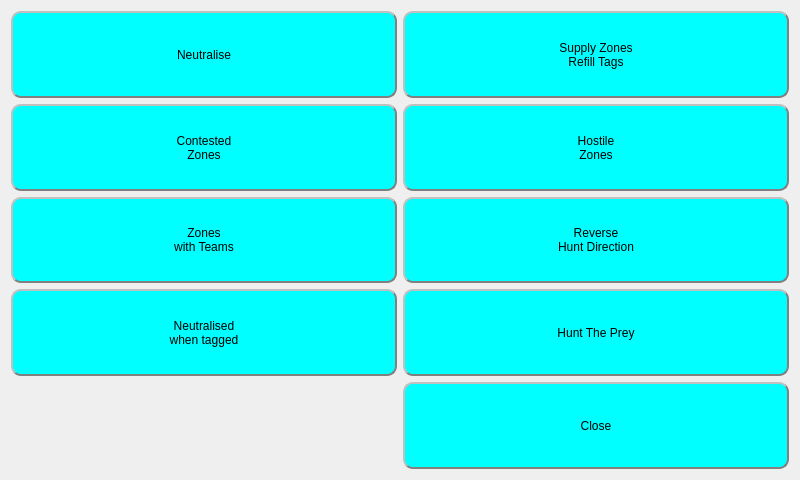
This is FlagsWindow.ui in rmick/Combobulator as Qt 5 draws it before an edit. The edited form follows.
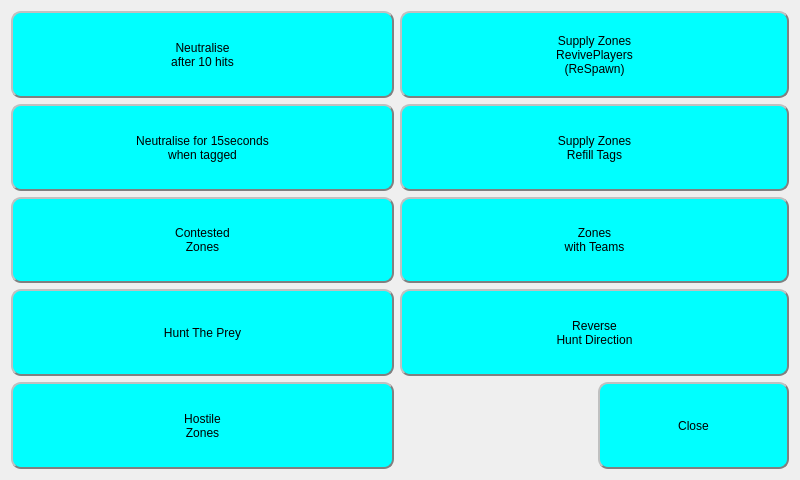
This is the edited form.

Commit message: Fixed issues with Flags window not recalling correct settings. Added PackedFlags to Save/Load routines.

Diff of the .ui file:
```diff
--- a/FlagsWindow.ui
+++ b/FlagsWindow.ui
@@ -35,237 +35,26 @@
  }</string>
   </property>
   <layout class="QGridLayout" name="gridLayout">
-   <item row="0" column="0">
-    <widget class="QPushButton" name="btn_Neutralise">
+   <item row="3" column="0" colspan="2">
+    <widget class="QPushButton" name="btn_HuntThePrey">
      <property name="sizePolicy">
-      <sizepolicy hsizetype="Preferred" vsizetype="Preferred">
+      <sizepolicy hsizetype="Minimum" vsizetype="Preferred">
        <horstretch>0</horstretch>
        <verstretch>0</verstretch>
       </sizepolicy>
      </property>
-     <property name="palette">
-      <palette>
-       <active>
-        <colorrole role="Button">
-         <brush brushstyle="SolidPattern">
-          <color alpha="255">
-           <red>0</red>
-           <green>255</green>
-           <blue>255</blue>
-          </color>
-         </brush>
-        </colorrole>
-        <colorrole role="Base">
-         <brush brushstyle="SolidPattern">
-          <color alpha="255">
-           <red>0</red>
-           <green>255</green>
-           <blue>255</blue>
-          </color>
-         </brush>
-        </colorrole>
-        <colorrole role="Window">
-         <brush brushstyle="SolidPattern">
-          <color alpha="255">
-           <red>0</red>
-           <green>255</green>
-           <blue>255</blue>
-          </color>
-         </brush>
-        </colorrole>
-       </active>
-       <inactive>
-        <colorrole role="Button">
-         <brush brushstyle="SolidPattern">
-          <color alpha="255">
-           <red>0</red>
-           <green>255</green>
-           <blue>255</blue>
-          </color>
-         </brush>
-        </colorrole>
-        <colorrole role="Base">
-         <brush brushstyle="SolidPattern">
-          <color alpha="255">
-           <red>0</red>
-           <green>255</green>
-           <blue>255</blue>
-          </color>
-         </brush>
-        </colorrole>
-        <colorrole role="Window">
-         <brush brushstyle="SolidPattern">
-          <color alpha="255">
-           <red>0</red>
-           <green>255</green>
-           <blue>255</blue>
-          </color>
-         </brush>
-        </colorrole>
-       </inactive>
-       <disabled>
-        <colorrole role="Button">
-         <brush brushstyle="SolidPattern">
-          <color alpha="255">
-           <red>200</red>
-           <green>230</green>
-           <blue>230</blue>
-          </color>
-         </brush>
-        </colorrole>
-        <colorrole role="Base">
-         <brush brushstyle="SolidPattern">
-          <color alpha="255">
-           <red>200</red>
-           <green>230</green>
-           <blue>230</blue>
-          </color>
-         </brush>
-        </colorrole>
-        <colorrole role="Window">
-         <brush brushstyle="SolidPattern">
-          <color alpha="255">
-           <red>200</red>
-           <green>230</green>
-           <blue>230</blue>
-          </color>
-         </brush>
-        </colorrole>
-       </disabled>
-      </palette>
-     </property>
-     <property name="styleSheet">
-      <string notr="true"/>
-     </property>
      <property name="text">
-      <string>Neutralise</string>
+      <string>Hunt The Prey</string>
      </property>
      <property name="checkable">
       <bool>true</bool>
      </property>
-     <property name="checked">
-      <bool>false</bool>
-     </property>
      <property name="autoDefault">
       <bool>false</bool>
      </property>
     </widget>
    </item>
-   <item row="0" column="1">
-    <widget class="QPushButton" name="btn_SupplyZonesRefillTags">
-     <property name="sizePolicy">
-      <sizepolicy hsizetype="Preferred" vsizetype="Preferred">
-       <horstretch>0</horstretch>
-       <verstretch>0</verstretch>
-      </sizepolicy>
-     </property>
-     <property name="palette">
-      <palette>
-       <active>
-        <colorrole role="Button">
-         <brush brushstyle="SolidPattern">
-          <color alpha="255">
-           <red>0</red>
-           <green>255</green>
-           <blue>255</blue>
-          </color>
-         </brush>
-        </colorrole>
-        <colorrole role="Base">
-         <brush brushstyle="SolidPattern">
-          <color alpha="255">
-           <red>0</red>
-           <green>255</green>
-           <blue>255</blue>
-          </color>
-         </brush>
-        </colorrole>
-        <colorrole role="Window">
-         <brush brushstyle="SolidPattern">
-          <color alpha="255">
-           <red>0</red>
-           <green>255</green>
-           <blue>255</blue>
-          </color>
-         </brush>
-        </colorrole>
-       </active>
-       <inactive>
-        <colorrole role="Button">
-         <brush brushstyle="SolidPattern">
-          <color alpha="255">
-           <red>0</red>
-           <green>255</green>
-           <blue>255</blue>
-          </color>
-         </brush>
-        </colorrole>
-        <colorrole role="Base">
-         <brush brushstyle="SolidPattern">
-          <color alpha="255">
-           <red>0</red>
-           <green>255</green>
-           <blue>255</blue>
-          </color>
-         </brush>
-        </colorrole>
-        <colorrole role="Window">
-         <brush brushstyle="SolidPattern">
-          <color alpha="255">
-           <red>0</red>
-           <green>255</green>
-           <blue>255</blue>
-          </color>
-         </brush>
-        </colorrole>
-       </inactive>
-       <disabled>
-        <colorrole role="Button">
-         <brush brushstyle="SolidPattern">
-          <color alpha="255">
-           <red>200</red>
-           <green>230</green>
-           <blue>230</blue>
-          </color>
-         </brush>
-        </colorrole>
-        <colorrole role="Base">
-         <brush brushstyle="SolidPattern">
-          <color alpha="255">
-           <red>200</red>
-           <green>230</green>
-           <blue>230</blue>
-          </color>
-         </brush>
-        </colorrole>
-        <colorrole role="Window">
-         <brush brushstyle="SolidPattern">
-          <color alpha="255">
-           <red>200</red>
-           <green>230</green>
-           <blue>230</blue>
-          </color>
-         </brush>
-        </colorrole>
-       </disabled>
-      </palette>
-     </property>
-     <property name="styleSheet">
-      <string notr="true"/>
-     </property>
-     <property name="text">
-      <string>Supply Zones
-Refill Tags</string>
-     </property>
-     <property name="checkable">
-      <bool>true</bool>
-     </property>
-     <property name="autoDefault">
-      <bool>false</bool>
-     </property>
-    </widget>
-   </item>
-   <item row="1" column="0">
+   <item row="2" column="0" colspan="2">
     <widget class="QPushButton" name="btn_ContestedZones">
      <property name="sizePolicy">
       <sizepolicy hsizetype="Preferred" vsizetype="Preferred">
@@ -379,121 +168,25 @@
      </property>
     </widget>
    </item>
-   <item row="1" column="1">
-    <widget class="QPushButton" name="btn_HostileZones">
+   <item row="0" column="2" colspan="2">
+    <widget class="QPushButton" name="btn_SupplyZonesReSpawn">
      <property name="sizePolicy">
-      <sizepolicy hsizetype="Preferred" vsizetype="Preferred">
+      <sizepolicy hsizetype="Minimum" vsizetype="Preferred">
        <horstretch>0</horstretch>
        <verstretch>0</verstretch>
       </sizepolicy>
      </property>
-     <property name="palette">
-      <palette>
-       <active>
-        <colorrole role="Button">
-         <brush brushstyle="SolidPattern">
-          <color alpha="255">
-           <red>0</red>
-           <green>255</green>
-           <blue>255</blue>
-          </color>
-         </brush>
-        </colorrole>
-        <colorrole role="Base">
-         <brush brushstyle="SolidPattern">
-          <color alpha="255">
-           <red>0</red>
-           <green>255</green>
-           <blue>255</blue>
-          </color>
-         </brush>
-        </colorrole>
-        <colorrole role="Window">
-         <brush brushstyle="SolidPattern">
-          <color alpha="255">
-           <red>0</red>
-           <green>255</green>
-           <blue>255</blue>
-          </color>
-         </brush>
-        </colorrole>
-       </active>
-       <inactive>
-        <colorrole role="Button">
-         <brush brushstyle="SolidPattern">
-          <color alpha="255">
-           <red>0</red>
-           <green>255</green>
-           <blue>255</blue>
-          </color>
-         </brush>
-        </colorrole>
-        <colorrole role="Base">
-         <brush brushstyle="SolidPattern">
-          <color alpha="255">
-           <red>0</red>
-           <green>255</green>
-           <blue>255</blue>
-          </color>
-         </brush>
-        </colorrole>
-        <colorrole role="Window">
-         <brush brushstyle="SolidPattern">
-          <color alpha="255">
-           <red>0</red>
-           <green>255</green>
-           <blue>255</blue>
-          </color>
-         </brush>
-        </colorrole>
-       </inactive>
-       <disabled>
-        <colorrole role="Button">
-         <brush brushstyle="SolidPattern">
-          <color alpha="255">
-           <red>200</red>
-           <green>230</green>
-           <blue>230</blue>
-          </color>
-         </brush>
-        </colorrole>
-        <colorrole role="Base">
-         <brush brushstyle="SolidPattern">
-          <color alpha="255">
-           <red>200</red>
-           <green>230</green>
-           <blue>230</blue>
-          </color>
-         </brush>
-        </colorrole>
-        <colorrole role="Window">
-         <brush brushstyle="SolidPattern">
-          <color alpha="255">
-           <red>200</red>
-           <green>230</green>
-           <blue>230</blue>
-          </color>
-         </brush>
-        </colorrole>
-       </disabled>
-      </palette>
-     </property>
-     <property name="styleSheet">
-      <string notr="true"/>
-     </property>
      <property name="text">
-      <string>Hostile
-Zones</string>
+      <string>Supply Zones
+RevivePlayers
+(ReSpawn)</string>
      </property>
      <property name="checkable">
       <bool>true</bool>
      </property>
-     <property name="autoDefault">
-      <bool>false</bool>
-     </property>
     </widget>
    </item>
-   <item row="2" column="0">
+   <item row="2" column="2" colspan="2">
     <widget class="QPushButton" name="btn_ZonesWithTeams">
      <property name="sizePolicy">
       <sizepolicy hsizetype="Preferred" vsizetype="Preferred">
@@ -607,7 +300,349 @@
      </property>
     </widget>
    </item>
-   <item row="2" column="1">
+   <item row="1" column="2" colspan="2">
+    <widget class="QPushButton" name="btn_SupplyZonesRefillTags">
+     <property name="sizePolicy">
+      <sizepolicy hsizetype="Preferred" vsizetype="Preferred">
+       <horstretch>0</horstretch>
+       <verstretch>0</verstretch>
+      </sizepolicy>
+     </property>
+     <property name="palette">
+      <palette>
+       <active>
+        <colorrole role="Button">
+         <brush brushstyle="SolidPattern">
+          <color alpha="255">
+           <red>0</red>
+           <green>255</green>
+           <blue>255</blue>
+          </color>
+         </brush>
+        </colorrole>
+        <colorrole role="Base">
+         <brush brushstyle="SolidPattern">
+          <color alpha="255">
+           <red>0</red>
+           <green>255</green>
+           <blue>255</blue>
+          </color>
+         </brush>
+        </colorrole>
+        <colorrole role="Window">
+         <brush brushstyle="SolidPattern">
+          <color alpha="255">
+           <red>0</red>
+           <green>255</green>
+           <blue>255</blue>
+          </color>
+         </brush>
+        </colorrole>
+       </active>
+       <inactive>
+        <colorrole role="Button">
+         <brush brushstyle="SolidPattern">
+          <color alpha="255">
+           <red>0</red>
+           <green>255</green>
+           <blue>255</blue>
+          </color>
+         </brush>
+        </colorrole>
+        <colorrole role="Base">
+         <brush brushstyle="SolidPattern">
+          <color alpha="255">
+           <red>0</red>
+           <green>255</green>
+           <blue>255</blue>
+          </color>
+         </brush>
+        </colorrole>
+        <colorrole role="Window">
+         <brush brushstyle="SolidPattern">
+          <color alpha="255">
+           <red>0</red>
+           <green>255</green>
+           <blue>255</blue>
+          </color>
+         </brush>
+        </colorrole>
+       </inactive>
+       <disabled>
+        <colorrole role="Button">
+         <brush brushstyle="SolidPattern">
+          <color alpha="255">
+           <red>200</red>
+           <green>230</green>
+           <blue>230</blue>
+          </color>
+         </brush>
+        </colorrole>
+        <colorrole role="Base">
+         <brush brushstyle="SolidPattern">
+          <color alpha="255">
+           <red>200</red>
+           <green>230</green>
+           <blue>230</blue>
+          </color>
+         </brush>
+        </colorrole>
+        <colorrole role="Window">
+         <brush brushstyle="SolidPattern">
+          <color alpha="255">
+           <red>200</red>
+           <green>230</green>
+           <blue>230</blue>
+          </color>
+         </brush>
+        </colorrole>
+       </disabled>
+      </palette>
+     </property>
+     <property name="styleSheet">
+      <string notr="true"/>
+     </property>
+     <property name="text">
+      <string>Supply Zones
+Refill Tags</string>
+     </property>
+     <property name="checkable">
+      <bool>true</bool>
+     </property>
+     <property name="autoDefault">
+      <bool>false</bool>
+     </property>
+    </widget>
+   </item>
+   <item row="1" column="0" colspan="2">
+    <widget class="QPushButton" name="btn_NeutraliseWhenTagged">
+     <property name="sizePolicy">
+      <sizepolicy hsizetype="Preferred" vsizetype="Preferred">
+       <horstretch>0</horstretch>
+       <verstretch>0</verstretch>
+      </sizepolicy>
+     </property>
+     <property name="palette">
+      <palette>
+       <active>
+        <colorrole role="Button">
+         <brush brushstyle="SolidPattern">
+          <color alpha="255">
+           <red>0</red>
+           <green>255</green>
+           <blue>255</blue>
+          </color>
+         </brush>
+        </colorrole>
+        <colorrole role="Base">
+         <brush brushstyle="SolidPattern">
+          <color alpha="255">
+           <red>0</red>
+           <green>255</green>
+           <blue>255</blue>
+          </color>
+         </brush>
+        </colorrole>
+        <colorrole role="Window">
+         <brush brushstyle="SolidPattern">
+          <color alpha="255">
+           <red>0</red>
+           <green>255</green>
+           <blue>255</blue>
+          </color>
+         </brush>
+        </colorrole>
+       </active>
+       <inactive>
+        <colorrole role="Button">
+         <brush brushstyle="SolidPattern">
+          <color alpha="255">
+           <red>0</red>
+           <green>255</green>
+           <blue>255</blue>
+          </color>
+         </brush>
+        </colorrole>
+        <colorrole role="Base">
+         <brush brushstyle="SolidPattern">
+          <color alpha="255">
+           <red>0</red>
+           <green>255</green>
+           <blue>255</blue>
+          </color>
+         </brush>
+        </colorrole>
+        <colorrole role="Window">
+         <brush brushstyle="SolidPattern">
+          <color alpha="255">
+           <red>0</red>
+           <green>255</green>
+           <blue>255</blue>
+          </color>
+         </brush>
+        </colorrole>
+       </inactive>
+       <disabled>
+        <colorrole role="Button">
+         <brush brushstyle="SolidPattern">
+          <color alpha="255">
+           <red>200</red>
+           <green>230</green>
+           <blue>230</blue>
+          </color>
+         </brush>
+        </colorrole>
+        <colorrole role="Base">
+         <brush brushstyle="SolidPattern">
+          <color alpha="255">
+           <red>200</red>
+           <green>230</green>
+           <blue>230</blue>
+          </color>
+         </brush>
+        </colorrole>
+        <colorrole role="Window">
+         <brush brushstyle="SolidPattern">
+          <color alpha="255">
+           <red>200</red>
+           <green>230</green>
+           <blue>230</blue>
+          </color>
+         </brush>
+        </colorrole>
+       </disabled>
+      </palette>
+     </property>
+     <property name="styleSheet">
+      <string notr="true"/>
+     </property>
+     <property name="text">
+      <string>Neutralise for 15seconds 
+when tagged</string>
+     </property>
+     <property name="checkable">
+      <bool>true</bool>
+     </property>
+     <property name="autoDefault">
+      <bool>false</bool>
+     </property>
+    </widget>
+   </item>
+   <item row="4" column="0" colspan="2">
+    <widget class="QPushButton" name="btn_HostileZones">
+     <property name="sizePolicy">
+      <sizepolicy hsizetype="Preferred" vsizetype="Preferred">
+       <horstretch>0</horstretch>
+       <verstretch>0</verstretch>
+      </sizepolicy>
+     </property>
+     <property name="palette">
+      <palette>
+       <active>
+        <colorrole role="Button">
+         <brush brushstyle="SolidPattern">
+          <color alpha="255">
+           <red>0</red>
+           <green>255</green>
+           <blue>255</blue>
+          </color>
+         </brush>
+        </colorrole>
+        <colorrole role="Base">
+         <brush brushstyle="SolidPattern">
+          <color alpha="255">
+           <red>0</red>
+           <green>255</green>
+           <blue>255</blue>
+          </color>
+         </brush>
+        </colorrole>
+        <colorrole role="Window">
+         <brush brushstyle="SolidPattern">
+          <color alpha="255">
+           <red>0</red>
+           <green>255</green>
+           <blue>255</blue>
+          </color>
+         </brush>
+        </colorrole>
+       </active>
+       <inactive>
+        <colorrole role="Button">
+         <brush brushstyle="SolidPattern">
+          <color alpha="255">
+           <red>0</red>
+           <green>255</green>
+           <blue>255</blue>
+          </color>
+         </brush>
+        </colorrole>
+        <colorrole role="Base">
+         <brush brushstyle="SolidPattern">
+          <color alpha="255">
+           <red>0</red>
+           <green>255</green>
+           <blue>255</blue>
+          </color>
+         </brush>
+        </colorrole>
+        <colorrole role="Window">
+         <brush brushstyle="SolidPattern">
+          <color alpha="255">
+           <red>0</red>
+           <green>255</green>
+           <blue>255</blue>
+          </color>
+         </brush>
+        </colorrole>
+       </inactive>
+       <disabled>
+        <colorrole role="Button">
+         <brush brushstyle="SolidPattern">
+          <color alpha="255">
+           <red>200</red>
+           <green>230</green>
+           <blue>230</blue>
+          </color>
+         </brush>
+        </colorrole>
+        <colorrole role="Base">
+         <brush brushstyle="SolidPattern">
+          <color alpha="255">
+           <red>200</red>
+           <green>230</green>
+           <blue>230</blue>
+          </color>
+         </brush>
+        </colorrole>
+        <colorrole role="Window">
+         <brush brushstyle="SolidPattern">
+          <color alpha="255">
+           <red>200</red>
+           <green>230</green>
+           <blue>230</blue>
+          </color>
+         </brush>
+        </colorrole>
+       </disabled>
+      </palette>
+     </property>
+     <property name="styleSheet">
+      <string notr="true"/>
+     </property>
+     <property name="text">
+      <string>Hostile
+Zones</string>
+     </property>
+     <property name="checkable">
+      <bool>true</bool>
+     </property>
+     <property name="autoDefault">
+      <bool>false</bool>
+     </property>
+    </widget>
+   </item>
+   <item row="3" column="2" colspan="2">
     <widget class="QPushButton" name="btn_ReverseHuntDirection">
      <property name="sizePolicy">
       <sizepolicy hsizetype="Preferred" vsizetype="Preferred">
@@ -721,8 +756,8 @@
      </property>
     </widget>
    </item>
-   <item row="3" column="0">
-    <widget class="QPushButton" name="btn_NeutraliseWhenTagged">
+   <item row="0" column="0" colspan="2">
+    <widget class="QPushButton" name="btn_Neutralise">
      <property name="sizePolicy">
       <sizepolicy hsizetype="Preferred" vsizetype="Preferred">
        <horstretch>0</horstretch>
@@ -824,18 +859,21 @@
       <string notr="true"/>
      </property>
      <property name="text">
-      <string>Neutralised
-when tagged</string>
+      <string>Neutralise
+after 10 hits</string>
      </property>
      <property name="checkable">
       <bool>true</bool>
      </property>
+     <property name="checked">
+      <bool>false</bool>
+     </property>
      <property name="autoDefault">
       <bool>false</bool>
      </property>
     </widget>
    </item>
-   <item row="4" column="1">
+   <item row="4" column="3">
     <widget class="QPushButton" name="btn_Close">
      <property name="sizePolicy">
       <sizepolicy hsizetype="Preferred" vsizetype="Preferred">
@@ -948,25 +986,6 @@
      </property>
     </widget>
    </item>
-   <item row="3" column="1">
-    <widget class="QPushButton" name="btn_HuntThePrey">
-     <property name="sizePolicy">
-      <sizepolicy hsizetype="Minimum" vsizetype="Preferred">
-       <horstretch>0</horstretch>
-       <verstretch>0</verstretch>
-      </sizepolicy>
-     </property>
-     <property name="text">
-      <string>Hunt The Prey</string>
-     </property>
-     <property name="checkable">
-      <bool>true</bool>
-     </property>
-     <property name="autoDefault">
-      <bool>false</bool>
-     </property>
-    </widget>
-   </item>
   </layout>
  </widget>
  <resources/>
```
The commit also changes 8 other files.
